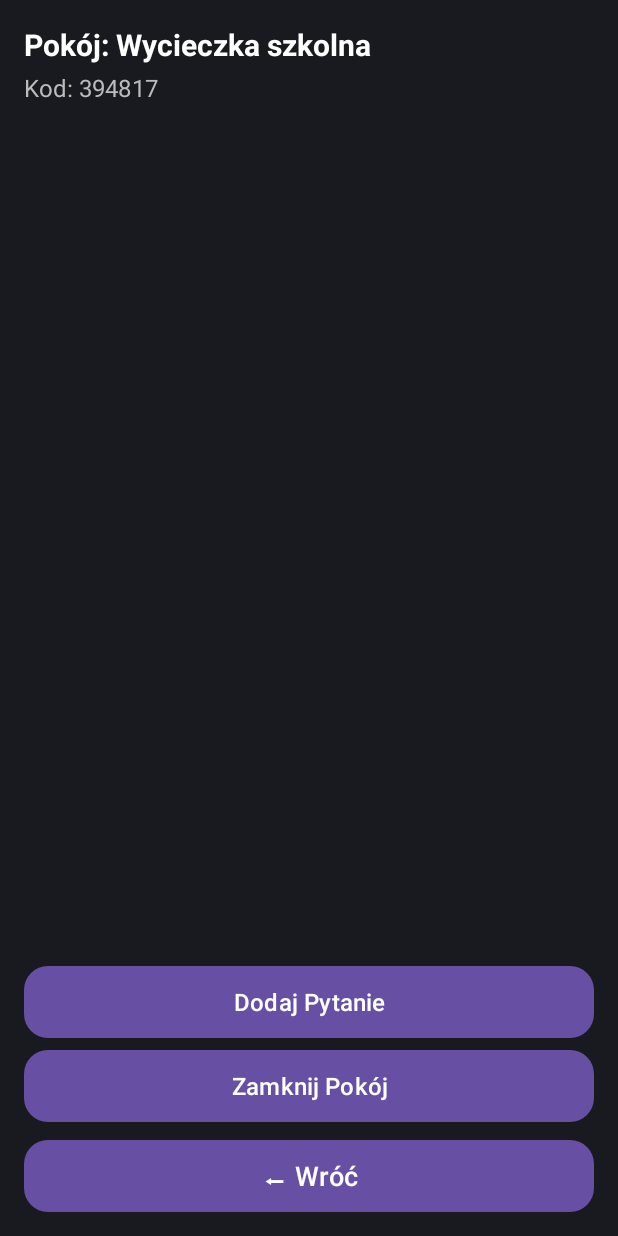
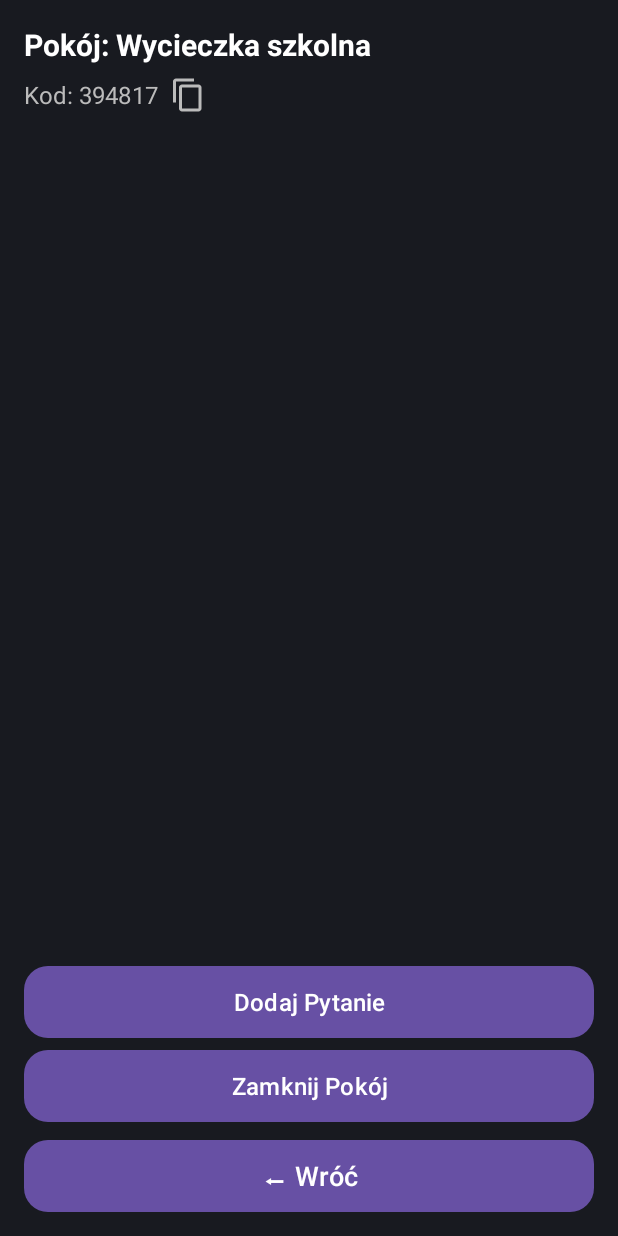
Before and after one commit to Przemus14s/voteroom-app, an Android app: the ModeratorRoomActivity screen opened directly, with no data from a screen before it, on a phone screen of 412 x 824 dp. Run offline under Robolectric (Android 15) with nearby library versions, the phone set to English and light mode, and no system bars; 1 statement that could not run was skipped.

Commit message:
Dodanie przycisku kopiowania

```diff
--- a/app/src/main/java/com/example/voteroom/ui/moderator/ModeratorRoomActivity.java
+++ b/app/src/main/java/com/example/voteroom/ui/moderator/ModeratorRoomActivity.java
@@ -5,13 +5,15 @@ import android.os.Bundle;
 import android.widget.TextView;
 import android.widget.Button;
 import android.widget.Toast;
+import android.widget.ImageView;
+import android.content.ClipData;
+import android.content.ClipboardManager;
+import android.content.Context;
 
 import androidx.appcompat.app.AppCompatActivity;
 
 import com.example.voteroom.R;
 import com.example.voteroom.service.ModeratorService;
-import com.google.firebase.database.DatabaseReference;
-import com.google.firebase.database.FirebaseDatabase;
 
 public class ModeratorRoomActivity extends AppCompatActivity {
     private String roomCode;
@@ -33,9 +35,17 @@ public class ModeratorRoomActivity extends AppCompatActivity {
 
         TextView roomTitleText = findViewById(R.id.roomTitleText);
         TextView roomCodeText = findViewById(R.id.roomCodeText);
+        ImageView copyCodeIcon = findViewById(R.id.copyCodeIcon);
 
         roomTitleText.setText("Pokój: " + roomName);
         roomCodeText.setText("Kod: " + roomCode);
+
+        copyCodeIcon.setOnClickListener(v -> {
+            ClipboardManager clipboard = (ClipboardManager) getSystemService(Context.CLIPBOARD_SERVICE);
+            ClipData clip = ClipData.newPlainText("Kod pokoju", roomCode);
+            clipboard.setPrimaryClip(clip);
+            Toast.makeText(this, "Kod skopiowany do schowka", Toast.LENGTH_SHORT).show();
+        });
 
         Button addQuestionButton = findViewById(R.id.addQuestionButton);
         Button closeRoomButton = findViewById(R.id.closeRoomButton);
@@ -52,5 +62,4 @@ public class ModeratorRoomActivity extends AppCompatActivity {
 
         backButton.setOnClickListener(v -> finish());
     }
-
 }
--- /dev/null
+++ b/app/src/main/res/drawable/ic_copy.xml
@@ -0,0 +1,9 @@
+<vector xmlns:android="http://schemas.android.com/apk/res/android"
+    android:width="24dp"
+    android:height="24dp"
+    android:viewportWidth="24"
+    android:viewportHeight="24">
+    <path
+        android:fillColor="#FF000000"
+        android:pathData="M16,1H4c-1.1,0 -2,0.9 -2,2v14h2V3h12V1zM19,5H8c-1.1,0 -2,0.9 -2,2v14c0,1.1 0.9,2 2,2h11c1.1,0 2,-0.9 2,-2V7c0,-1.1 -0.9,-2 -2,-2zm0,16H8V7h11v14z"/>
+</vector>
--- a/app/src/main/res/layout/activity_moderator_room.xml
+++ b/app/src/main/res/layout/activity_moderator_room.xml
@@ -20,17 +20,34 @@
         app:layout_constraintStart_toStartOf="parent"
         app:layout_constraintEnd_toEndOf="parent" />
 
-    <TextView
-        android:id="@+id/roomCodeText"
+    <LinearLayout
+        android:id="@+id/roomCodeLayout"
         android:layout_width="0dp"
         android:layout_height="wrap_content"
-        android:text="Kod: 394817"
-        android:textColor="#BBBBBB"
-        android:textSize="16sp"
+        android:orientation="horizontal"
         android:layout_marginTop="4dp"
         app:layout_constraintTop_toBottomOf="@id/roomTitleText"
         app:layout_constraintStart_toStartOf="parent"
-        app:layout_constraintEnd_toEndOf="parent" />
+        app:layout_constraintEnd_toEndOf="parent">
+
+        <TextView
+            android:id="@+id/roomCodeText"
+            android:layout_width="wrap_content"
+            android:layout_height="wrap_content"
+            android:text="Kod: 394817"
+            android:textColor="#BBBBBB"
+            android:textSize="16sp"
+            android:layout_gravity="center_vertical"/>
+
+        <ImageView
+            android:id="@+id/copyCodeIcon"
+            android:layout_width="24dp"
+            android:layout_height="24dp"
+            android:src="@drawable/ic_copy"
+            android:contentDescription="Kopiuj kod"
+            android:layout_marginStart="8dp"
+            app:tint="#BBBBBB"
+            android:layout_gravity="center_vertical"/>
 
     <androidx.recyclerview.widget.RecyclerView
         android:id="@+id/questionsRecyclerView"
@@ -43,7 +60,7 @@
         app:layout_constraintBottom_toTopOf="@id/buttonsLayout"
         app:layout_constraintStart_toStartOf="parent"
         app:layout_constraintEnd_toEndOf="parent" />
-
+    </LinearLayout>
     <LinearLayout
         android:id="@+id/buttonsLayout"
         android:layout_width="0dp"
```
